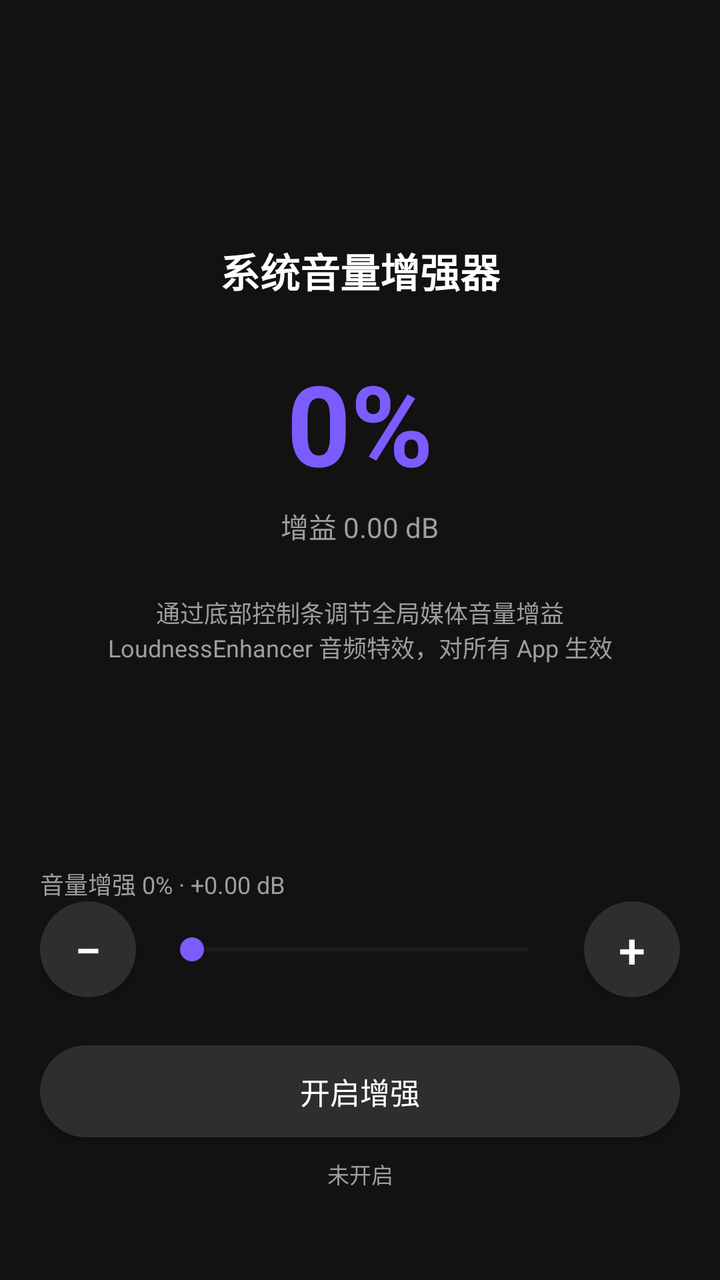
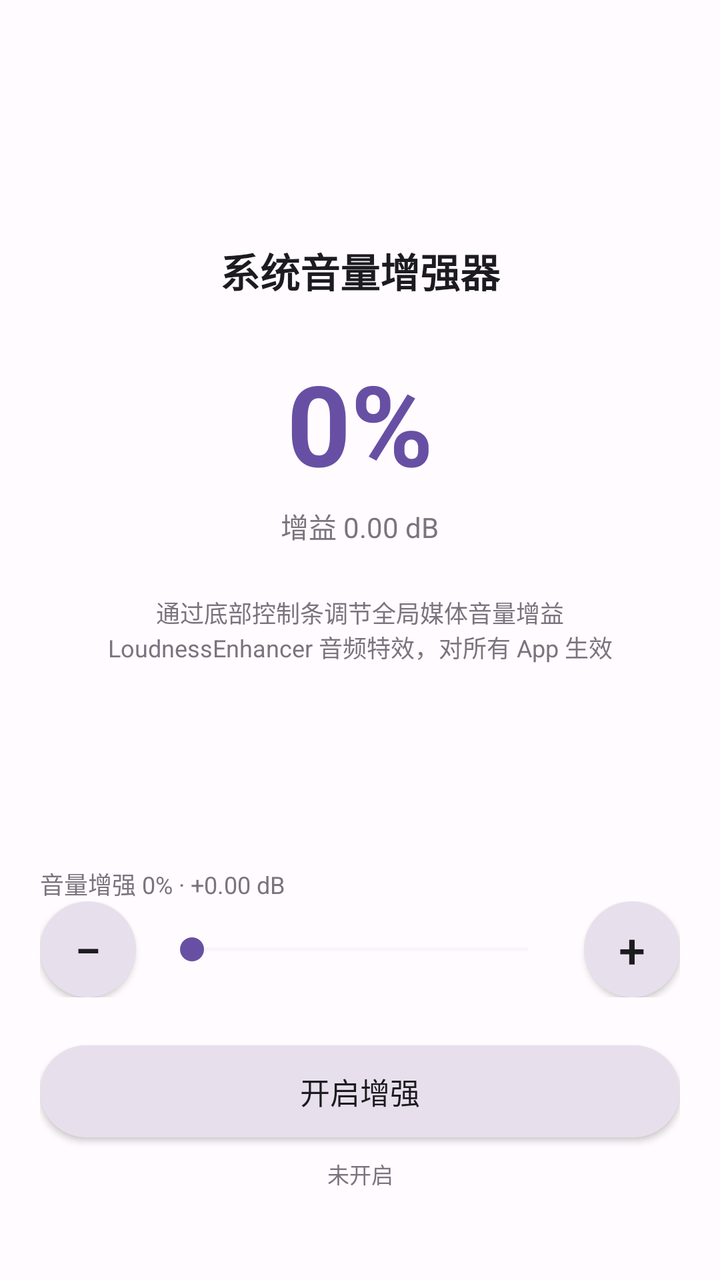

The first picture is an Android layout as it rendered before a commit; the second is the same layout after the commit. The layout source and the unified diff follow.
<!-- AndroidManifest.xml: application theme AppTheme -->
<!-- res/layout/activity_main.xml -->
<?xml version="1.0" encoding="utf-8"?>
<LinearLayout xmlns:android="http://schemas.android.com/apk/res/android"
    android:layout_width="match_parent"
    android:layout_height="match_parent"
    android:orientation="vertical"
    android:background="@color/bg"
    android:padding="20dp">

    
    <LinearLayout
        android:layout_width="match_parent"
        android:layout_height="0dp"
        android:layout_weight="1"
        android:orientation="vertical"
        android:gravity="center">

        <TextView
            android:layout_width="wrap_content"
            android:layout_height="wrap_content"
            android:text="系统音量增强器"
            android:textSize="20sp"
            android:textStyle="bold"
            android:textColor="@color/text_primary" />

        <TextView
            android:id="@+id/tv_gain"
            android:layout_width="wrap_content"
            android:layout_height="wrap_content"
            android:layout_marginTop="24dp"
            android:text="0%"
            android:textSize="56sp"
            android:textStyle="bold"
            android:textColor="@color/purple" />

        <TextView
            android:id="@+id/tv_db"
            android:layout_width="wrap_content"
            android:layout_height="wrap_content"
            android:layout_marginTop="4dp"
            android:text="增益 0.00 dB"
            android:textSize="14sp"
            android:textColor="@color/text_secondary" />

        <TextView
            android:layout_width="match_parent"
            android:layout_height="wrap_content"
            android:layout_marginTop="24dp"
            android:gravity="center"
            android:text="通过底部控制条调节全局媒体音量增益\nLoudnessEnhancer 音频特效，对所有 App 生效"
            android:textSize="12sp"
            android:textColor="@color/text_secondary" />
    </LinearLayout>

    
    <LinearLayout
        android:layout_width="match_parent"
        android:layout_height="wrap_content"
        android:orientation="vertical"
        android:layout_marginBottom="25dp">

        
        <TextView
            android:id="@+id/tv_pill"
            android:layout_width="match_parent"
            android:layout_height="wrap_content"
            android:text="音量增强 0% · +0.00 dB"
            android:textSize="12sp"
            android:textColor="@color/text_secondary" />

        
        <LinearLayout
            android:layout_width="match_parent"
            android:layout_height="wrap_content"
            android:orientation="horizontal"
            android:gravity="center_vertical">

            <Button
                android:id="@+id/btn_minus"
                android:layout_width="48dp"
                android:layout_height="48dp"
                android:background="@drawable/bg_circle_btn"
                android:text="−"
                android:textSize="24sp"
                android:textColor="@color/text_primary" />

            <SeekBar
                android:id="@+id/seek_bar"
                android:layout_width="0dp"
                android:layout_height="wrap_content"
                android:layout_weight="1"
                android:layout_marginStart="12dp"
                android:layout_marginEnd="12dp"
                android:max="100"
                android:progressTint="@color/purple"
                android:progressBackgroundTint="@color/pill_bg"
                android:thumbTint="@color/purple" />

            <Button
                android:id="@+id/btn_plus"
                android:layout_width="48dp"
                android:layout_height="48dp"
                android:background="@drawable/bg_circle_btn"
                android:text="+"
                android:textSize="24sp"
                android:textColor="@color/text_primary" />
        </LinearLayout>

        
        <HorizontalScrollView
            android:layout_width="match_parent"
            android:layout_height="wrap_content"
            android:layout_marginTop="12dp"
            android:scrollbars="none">

            <LinearLayout
                android:id="@+id/presets"
                android:layout_width="wrap_content"
                android:layout_height="wrap_content"
                android:orientation="horizontal" />
        </HorizontalScrollView>

        
        <Button
            android:id="@+id/btn_toggle"
            android:layout_width="match_parent"
            android:layout_height="46dp"
            android:layout_marginTop="12dp"
            android:background="@drawable/bg_toggle_off"
            android:text="开启增强"
            android:textSize="15sp"
            android:textColor="@color/text_primary" />

        <TextView
            android:id="@+id/tv_status"
            android:layout_width="match_parent"
            android:layout_height="wrap_content"
            android:layout_marginTop="10dp"
            android:gravity="center"
            android:text="未开启"
            android:textSize="11sp"
            android:textColor="@color/text_secondary" />
    </LinearLayout>
</LinearLayout>
<!-- resources referenced by this layout -->
<resources>
  <color name="bg">#121212</color>
  <color name="pill_bg">#2E2E2E</color>
  <color name="purple">#7C5CFF</color>
  <color name="text_primary">#FFFFFF</color>
  <color name="text_secondary">#9E9E9E</color>
  <!-- drawable bg_circle_btn (drawable) -->
  <?xml version="1.0" encoding="utf-8"?>
  <shape xmlns:android="http://schemas.android.com/apk/res/android" android:shape="oval">
      <solid android:color="@color/pill_bg" />
  </shape>
  <!-- drawable bg_toggle_off (drawable) -->
  <?xml version="1.0" encoding="utf-8"?>
  <shape xmlns:android="http://schemas.android.com/apk/res/android" android:shape="rectangle">
      <corners android:radius="23dp" />
      <solid android:color="@color/pill_bg" />
  </shape>
  <style name="AppTheme" parent="@android:style/Theme.Holo.NoActionBar" />
</resources>

<!-- the commit's change to res/layout/activity_main.xml (unified diff, before → after) -->
@@ -90,7 +90,7 @@
                 android:layout_weight="1"
                 android:layout_marginStart="12dp"
                 android:layout_marginEnd="12dp"
-                android:max="100"
+                android:max="70"
                 android:progressTint="@color/purple"
                 android:progressBackgroundTint="@color/pill_bg"
                 android:thumbTint="@color/purple" />
<!-- resource entries referenced after the edit -->
@@ -1,10 +1,10 @@
 <!-- resources referenced by this layout -->
 <resources>
-  <color name="bg">#121212</color>
-  <color name="pill_bg">#2E2E2E</color>
-  <color name="purple">#7C5CFF</color>
-  <color name="text_primary">#FFFFFF</color>
-  <color name="text_secondary">#9E9E9E</color>
+  <color name="bg">#FFFBFE</color>
+  <color name="pill_bg">#E7E0EC</color>
+  <color name="purple">#6750A4</color>
+  <color name="text_primary">#1C1B1F</color>
+  <color name="text_secondary">#79747E</color>
   <!-- drawable bg_circle_btn (drawable) -->
   <?xml version="1.0" encoding="utf-8"?>
   <shape xmlns:android="http://schemas.android.com/apk/res/android" android:shape="oval">
@@ -16,6 +16,6 @@
       <corners android:radius="23dp" />
       <solid android:color="@color/pill_bg" />
   </shape>
-  <style name="AppTheme" parent="@android:style/Theme.Holo.NoActionBar" />
+  <style name="AppTheme" parent="@android:style/Theme.Holo.Light.NoActionBar" />
 </resources>
 
